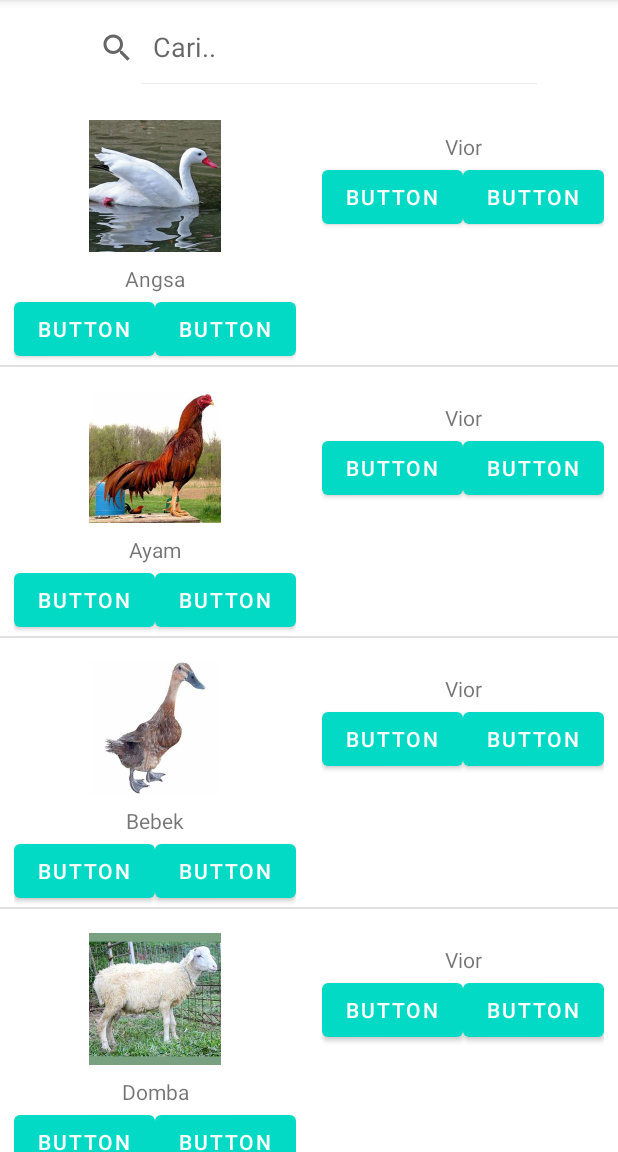
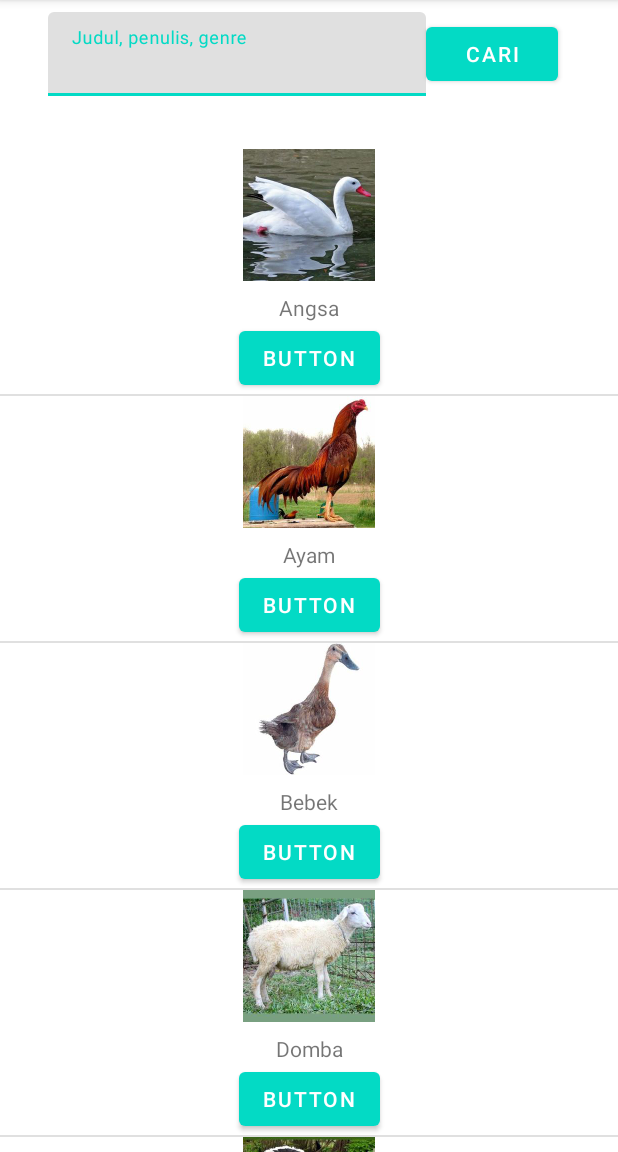
Before and after one commit to wikosac/asesmen1, an Android app: the screen it shows after launch (MainActivity), on a phone screen of 412 x 824 dp, the part 84-1236 px from its top. Run offline under Robolectric (Android 15) with nearby library versions, the phone set to English and light mode, and no system bars; our stand-ins replace navigation-ui.

Commit message:
Menampilkan inputan pengguna

```diff
--- a/app/src/main/java/org/d3if4401/asesmen1/MainActivity.kt
+++ b/app/src/main/java/org/d3if4401/asesmen1/MainActivity.kt
@@ -1,6 +1,7 @@
 package org.d3if4401.asesmen1
 
 import android.os.Bundle
+import android.widget.Toast
 import com.google.android.material.bottomnavigation.BottomNavigationView
 import androidx.appcompat.app.AppCompatActivity
 import androidx.navigation.findNavController
@@ -27,6 +28,8 @@ class MainActivity : AppCompatActivity() {
             setHasFixedSize(true)
         }
 
+        binding.btnSearch.setOnClickListener { validate() }
+
 //        val navView: BottomNavigationView = binding.navView
 //
 //        val navController = findNavController(R.id.nav_host_fragment_activity_main)
@@ -45,6 +48,16 @@ class MainActivity : AppCompatActivity() {
 //        rv.adapter = MainAdapter(getData())
     }
 
+    private fun validate() {
+        val hasil = "Hasil Pencarian: "
+        val key = binding.keyword.text.toString()
+
+        if (key == null || key.trim() == "")
+            Toast.makeText(this@MainActivity, "Tidak ada hasil", Toast.LENGTH_SHORT).show()
+        else
+            binding.textBase.setText(hasil + key)
+    }
+
     private fun getData(): List<Item> {
         return listOf(
             Item("Angsa", R.drawable.angsa),
--- a/app/src/main/res/layout/activity_main.xml
+++ b/app/src/main/res/layout/activity_main.xml
@@ -1,6 +1,5 @@
 <?xml version="1.0" encoding="utf-8"?>
-<androidx.constraintlayout.widget.ConstraintLayout
-    xmlns:android="http://schemas.android.com/apk/res/android"
+<androidx.constraintlayout.widget.ConstraintLayout xmlns:android="http://schemas.android.com/apk/res/android"
     xmlns:app="http://schemas.android.com/apk/res-auto"
     xmlns:tools="http://schemas.android.com/tools"
     android:id="@+id/homeView"
@@ -23,18 +22,44 @@
             app:layout_constraintLeft_toLeftOf="parent"
             app:layout_constraintTop_toTopOf="parent">
 
-            <androidx.appcompat.widget.SearchView
-                android:id="@+id/sV"
+            <com.google.android.material.textfield.TextInputLayout
+                android:id="@+id/search"
+                android:layout_width="match_parent"
+                android:layout_height="wrap_content"
+                android:layout_marginStart="32dp"
+                android:layout_marginTop="8dp"
+                android:layout_marginEnd="128dp"
+                app:layout_constraintEnd_toEndOf="parent"
+                app:layout_constraintStart_toStartOf="parent"
+                app:layout_constraintTop_toTopOf="parent">
+
+                <com.google.android.material.textfield.TextInputEditText
+                    android:id="@+id/keyword"
+                    android:layout_width="match_parent"
+                    android:layout_height="wrap_content"
+                    android:hint="@string/cari" />
+
+            </com.google.android.material.textfield.TextInputLayout>
+
+            <TextView
+                android:id="@+id/textBase"
                 android:layout_width="wrap_content"
                 android:layout_height="wrap_content"
                 android:layout_marginTop="8dp"
                 android:layout_marginBottom="8dp"
-                app:iconifiedByDefault="false"
                 app:layout_constraintBottom_toBottomOf="parent"
-                app:layout_constraintEnd_toEndOf="parent"
-                app:layout_constraintStart_toStartOf="parent"
-                app:layout_constraintTop_toTopOf="parent"
-                app:queryHint="Cari.." />
+                app:layout_constraintStart_toStartOf="@+id/search"
+                app:layout_constraintTop_toBottomOf="@+id/search"
+                tools:text="@string/blank" />
+
+            <com.google.android.material.button.MaterialButton
+                android:id="@+id/btnSearch"
+                android:layout_width="wrap_content"
+                android:layout_height="wrap_content"
+                android:text="Cari"
+                app:layout_constraintBottom_toBottomOf="@+id/search"
+                app:layout_constraintStart_toEndOf="@+id/search"
+                app:layout_constraintTop_toTopOf="@+id/search" />
         </androidx.constraintlayout.widget.ConstraintLayout>
 
         <androidx.constraintlayout.widget.ConstraintLayout
@@ -47,10 +72,10 @@
                 android:layout_height="match_parent"
                 android:scrollbars="vertical"
                 app:layoutManager="androidx.recyclerview.widget.LinearLayoutManager"
-                tools:layout_editor_absoluteX="0dp"
-                tools:layout_editor_absoluteY="220dp"
-                tools:listitem="@layout/item_view"
-                tools:context=".MainActivity"/>
+                tools:context=".MainActivity"
+                tools:layout_editor_absoluteX="-213dp"
+                tools:layout_editor_absoluteY="197dp"
+                tools:listitem="@layout/item_view" />
         </androidx.constraintlayout.widget.ConstraintLayout>
     </LinearLayout>
 </androidx.constraintlayout.widget.ConstraintLayout>
--- a/app/src/main/res/layout/item_view.xml
+++ b/app/src/main/res/layout/item_view.xml
@@ -8,11 +8,11 @@
 
     <androidx.constraintlayout.widget.ConstraintLayout
         android:id="@+id/content1"
-        android:layout_width="wrap_content"
+        android:layout_width="0dp"
         android:layout_height="wrap_content"
-        android:layout_marginTop="16dp"
         android:orientation="vertical"
-        app:layout_constraintEnd_toStartOf="@+id/content2"
+        app:layout_constraintBottom_toBottomOf="parent"
+        app:layout_constraintEnd_toEndOf="parent"
         app:layout_constraintStart_toStartOf="parent"
         app:layout_constraintTop_toTopOf="parent">
 
@@ -30,20 +30,18 @@
             android:layout_width="wrap_content"
             android:layout_height="wrap_content"
             android:layout_marginTop="8dp"
-            android:layout_marginBottom="8dp"
             android:text="@string/valurt"
-            app:layout_constraintBottom_toTopOf="@+id/linearLayout2"
+            app:layout_constraintBottom_toTopOf="@+id/constraintLayout0"
             app:layout_constraintEnd_toEndOf="parent"
             app:layout_constraintStart_toStartOf="parent"
             app:layout_constraintTop_toBottomOf="@+id/imageView" />
 
-        <LinearLayout
-            android:id="@+id/linearLayout2"
-            android:layout_width="match_parent"
-            android:layout_height="match_parent"
-            android:layout_marginStart="8dp"
-            android:layout_marginEnd="8dp"
+        <androidx.constraintlayout.widget.ConstraintLayout
+            android:id="@+id/constraintLayout0"
+            android:layout_width="0dp"
+            android:layout_height="wrap_content"
             android:orientation="horizontal"
+            app:layout_constraintBottom_toBottomOf="parent"
             app:layout_constraintEnd_toEndOf="parent"
             app:layout_constraintStart_toStartOf="parent"
             app:layout_constraintTop_toBottomOf="@+id/namaTextView">
@@ -52,69 +50,12 @@
                 android:id="@+id/button"
                 android:layout_width="wrap_content"
                 android:layout_height="wrap_content"
-                android:text="Button" />
+                android:text="Button"
+                app:layout_constraintEnd_toEndOf="parent"
+                app:layout_constraintStart_toStartOf="parent"
+                app:layout_constraintTop_toTopOf="parent" />
 
-            <Button
-                android:id="@+id/button2"
-                android:layout_width="wrap_content"
-                android:layout_height="wrap_content"
-                android:text="Button" />
-        </LinearLayout>
-    </androidx.constraintlayout.widget.ConstraintLayout>
-
-    <androidx.constraintlayout.widget.ConstraintLayout
-        android:id="@+id/content2"
-        android:layout_width="wrap_content"
-        android:layout_height="wrap_content"
-        android:orientation="vertical"
-        app:layout_constraintEnd_toEndOf="parent"
-        app:layout_constraintStart_toEndOf="@+id/content1"
-        app:layout_constraintTop_toTopOf="@+id/content1">
-
-        <ImageView
-            android:id="@+id/imageViewx"
-            android:layout_width="wrap_content"
-            android:layout_height="wrap_content"
-            app:layout_constraintEnd_toEndOf="parent"
-            app:layout_constraintStart_toStartOf="parent"
-            app:layout_constraintTop_toTopOf="parent"
-            tools:src="@tools:sample/avatars" />
-
-        <TextView
-            android:id="@+id/textViewx"
-            android:layout_width="wrap_content"
-            android:layout_height="wrap_content"
-            android:layout_marginTop="8dp"
-            android:layout_marginBottom="8dp"
-            android:text="@string/vior"
-            app:layout_constraintBottom_toTopOf="@+id/linearLayout"
-            app:layout_constraintEnd_toEndOf="parent"
-            app:layout_constraintStart_toStartOf="parent"
-            app:layout_constraintTop_toBottomOf="@id/imageViewx" />
-
-        <LinearLayout
-            android:id="@+id/linearLayout"
-            android:layout_width="match_parent"
-            android:layout_height="match_parent"
-            android:layout_marginStart="8dp"
-            android:layout_marginEnd="8dp"
-            android:orientation="horizontal"
-            app:layout_constraintEnd_toEndOf="parent"
-            app:layout_constraintStart_toStartOf="parent"
-            app:layout_constraintTop_toBottomOf="@+id/textViewx">
-
-            <Button
-                android:id="@+id/buttonx"
-                android:layout_width="wrap_content"
-                android:layout_height="wrap_content"
-                android:text="Button" />
-
-            <Button
-                android:id="@+id/button2x"
-                android:layout_width="wrap_content"
-                android:layout_height="wrap_content"
-                android:text="Button" />
-        </LinearLayout>
+        </androidx.constraintlayout.widget.ConstraintLayout>
     </androidx.constraintlayout.widget.ConstraintLayout>
 
 </androidx.constraintlayout.widget.ConstraintLayout>
--- a/app/src/main/res/values/strings.xml
+++ b/app/src/main/res/values/strings.xml
@@ -6,5 +6,7 @@
     <string name="valurt">Valurt</string>
     <string name="vior">Vior</string>
     <string name="iwso">iwso</string>
-    <string name="cari">Cari..</string>
+    <string name="cari">Judul, penulis, genre</string>
+    <string name="blank">"Hasil Pencarian: "</string>
+
 </resources>
```
